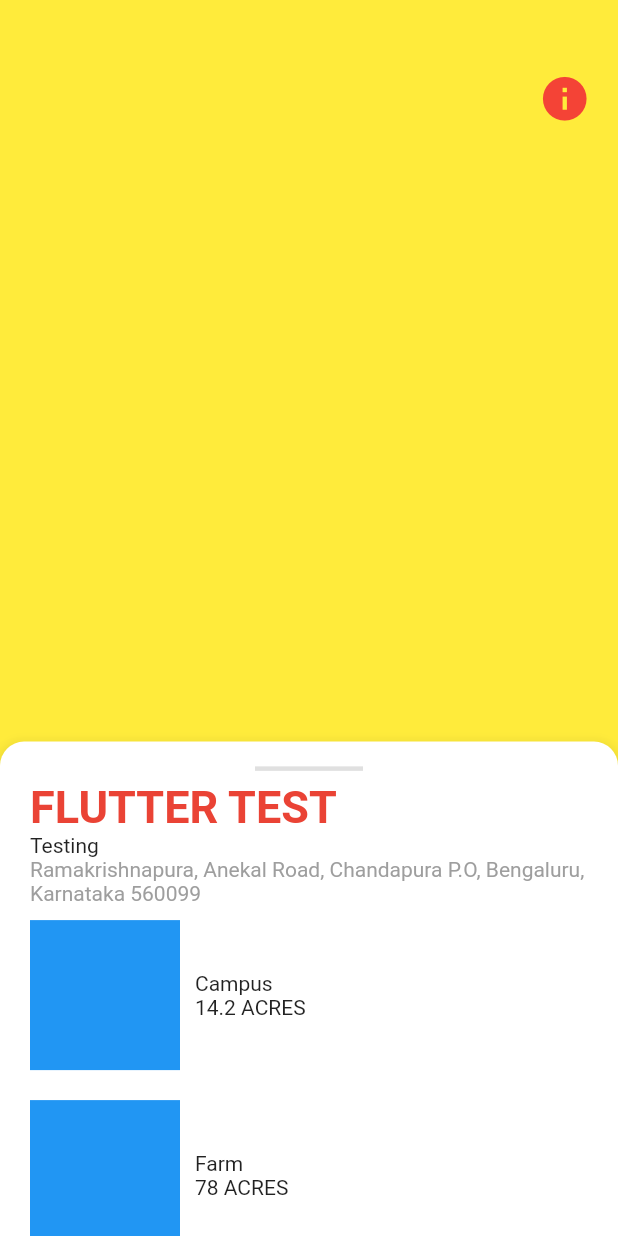
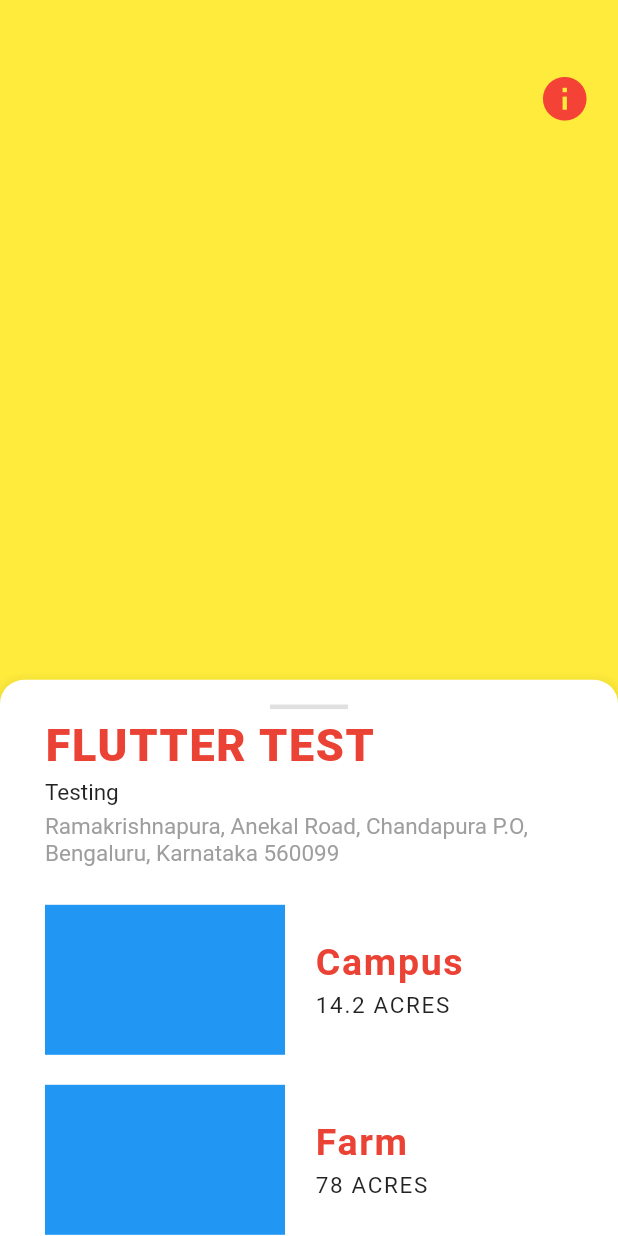
Before and after one commit to gauravxdhingra/Minushia-AppChallenge-Flutter, a Flutter app: the screen it shows after launch, after a tap on "LOGIN", on a phone screen of 412 x 824 dp. Run offline on Flutter 3.47's test engine with Material 2 defaults, Android fonts, the phone set to English and light mode, and no system bars; drawn by our look-alikes of sliding_sheet.

Commit message:
UI Improvements

```diff
--- a/lib/main.dart
+++ b/lib/main.dart
@@ -19,12 +19,20 @@ class MyApp extends StatelessWidget {
           headline1: TextStyle(
             color: Color(0xffEA4335),
             fontSize: 30,
-            fontWeight: FontWeight.bold,
+            fontWeight: FontWeight.w900,
+            letterSpacing: 1.1,
           ),
           headline2: TextStyle(
             color: Color(0xffEA4335),
             fontSize: 25,
             fontWeight: FontWeight.bold,
+            letterSpacing: 1.1,
+          ),
+          bodyText2: TextStyle(
+            // color: Color(0xffEA4335),
+            fontSize: 15,
+            // fontWeight: FontWeight.bold,
+            // letterSpacing: 1.1,
           ),
         ),
         visualDensity: VisualDensity.adaptivePlatformDensity,
--- a/lib/screens/home_screen.dart
+++ b/lib/screens/home_screen.dart
@@ -24,7 +24,7 @@ class _HomeScreenState extends State<HomeScreen> {
         children: <Widget>[
           Container(
             height: 100,
-            width: 100,
+            width: 160,
             color: Colors.blue,
           ),
           Padding(
@@ -32,8 +32,23 @@ class _HomeScreenState extends State<HomeScreen> {
             child: Column(
               crossAxisAlignment: CrossAxisAlignment.start,
               children: <Widget>[
-                Text(locationName),
-                Text(locationSize),
+                Padding(
+                  padding: const EdgeInsets.only(bottom: 5, left: 10),
+                  child: Text(
+                    locationName,
+                    style: Theme.of(context)
+                        .textTheme
+                        .headline2
+                        .copyWith(fontSize: 25),
+                  ),
+                ),
+                Padding(
+                  padding: const EdgeInsets.symmetric(horizontal: 10),
+                  child: Text(
+                    locationSize,
+                    style: TextStyle(letterSpacing: 1.1),
+                  ),
+                ),
               ],
             ),
           )
@@ -52,7 +67,7 @@ class _HomeScreenState extends State<HomeScreen> {
           // Enable snapping. This is true by default.
           snap: true,
           // Set custom snapping points.
-          snappings: [0.4, 0.7, 1.0],
+          snappings: [0.45, 0.7, 1.0],
           // Define to what the snappings relate to. In this case,
           // the total available space that the sheet can expand to.
           positioning: SnapPositioning.relativeToAvailableSpace,
@@ -86,7 +101,7 @@ class _HomeScreenState extends State<HomeScreen> {
           return Container(
             height: 500,
             child: Padding(
-              padding: const EdgeInsets.symmetric(vertical: 10, horizontal: 20),
+              padding: const EdgeInsets.symmetric(vertical: 10, horizontal: 30),
               child: Column(
                 crossAxisAlignment: CrossAxisAlignment.start,
                 children: <Widget>[
@@ -100,10 +115,16 @@ class _HomeScreenState extends State<HomeScreen> {
                     'FLUTTER TEST',
                     style: Theme.of(context).textTheme.headline1.copyWith(),
                   ),
-                  Text('Testing'),
-                  Text(
-                    'Ramakrishnapura, Anekal Road, Chandapura P.O, Bengaluru, Karnataka 560099',
-                    style: TextStyle(color: Colors.grey),
+                  Padding(
+                    padding: const EdgeInsets.symmetric(vertical: 5),
+                    child: Text('Testing'),
+                  ),
+                  Padding(
+                    padding: const EdgeInsets.only(bottom: 15),
+                    child: Text(
+                      'Ramakrishnapura, Anekal Road, Chandapura P.O, Bengaluru, Karnataka 560099',
+                      style: TextStyle(color: Colors.grey),
+                    ),
                   ),
                   SizedBox(
                     height: 10,
```
Also changed, not shown: lib/screens/info_screen.dart (+19 -4 lines), lib/screens/location_preview_page.dart (+38 -8 lines).
